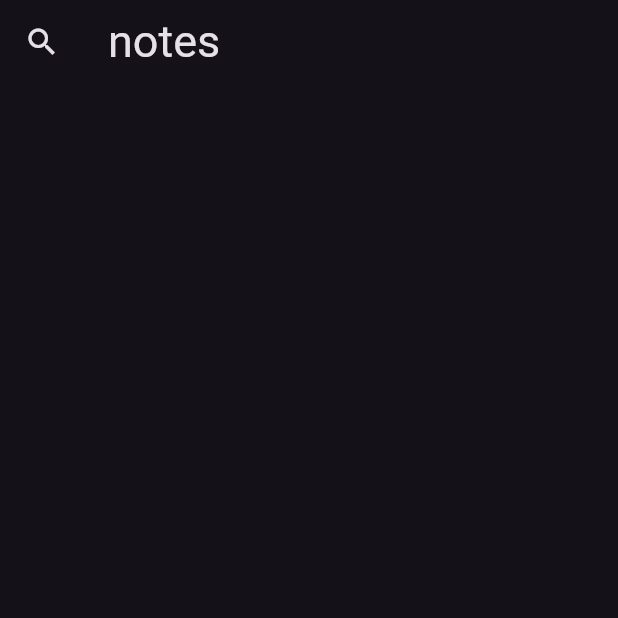
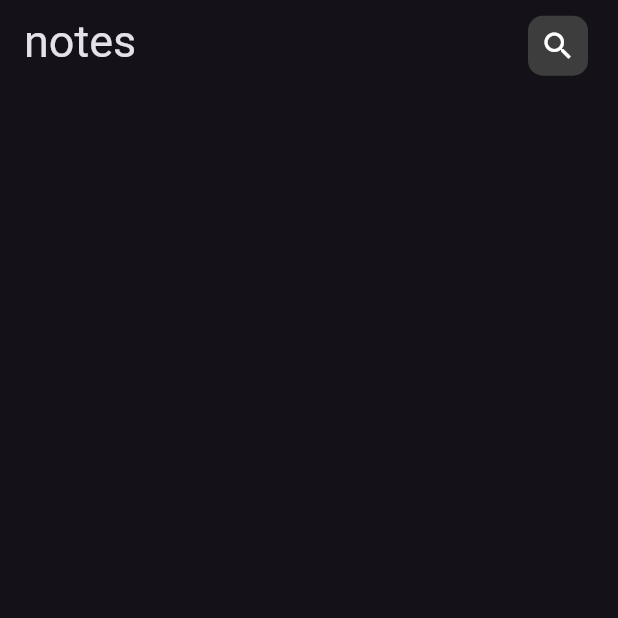
Before and after one commit to kerlosatef/NoteApp, a Flutter app: the screen it shows after launch, on a phone screen of 412 x 824 dp, the top half of it. Run offline on Flutter 3.47's test engine with Material 3 defaults, Android fonts, the phone set to English and light mode, and no system bars.

Commit message:
widget folder

```diff
--- a/lib/main.dart
+++ b/lib/main.dart
@@ -14,7 +14,7 @@ class MainApp extends StatelessWidget {
       debugShowCheckedModeBanner: false,
       theme: ThemeData.dark(),
       home: Scaffold(
-        body: Homepage(),
+        body: NotesView(),
       ),
     );
   }
--- a/lib/views/notes_view.dart
+++ b/lib/views/notes_view.dart
@@ -1,20 +1,13 @@
 import 'package:flutter/material.dart';
+import 'package:note/widget/notes_view_body.dart';
 
-class Homepage extends StatelessWidget {
-  const Homepage({super.key});
+class NotesView extends StatelessWidget {
+  const NotesView({super.key});
 
   @override
   Widget build(BuildContext context) {
     return Scaffold(
-      appBar: AppBar(
-        title: Text(
-          "notes",
-          style: TextStyle(
-            fontSize: 30,
-          ),
-        ),
-        leading: Icon(Icons.search),
-      ),
+      body: NotesViewBody(),
     );
   }
 }
--- /dev/null
+++ b/lib/widget/notes_view_body.dart
@@ -0,0 +1,33 @@
+import 'package:flutter/material.dart';
+
+class NotesViewBody extends StatelessWidget {
+  const NotesViewBody({super.key});
+
+  @override
+  Widget build(BuildContext context) {
+    return Scaffold(
+        appBar: AppBar(
+      title: Text(
+        "notes",
+        style: TextStyle(
+          fontSize: 30,
+        ),
+      ),
+      actions: [
+        Padding(
+          padding: const EdgeInsets.only(right: 20, top: 5),
+          child: Container(
+              height: 40,
+              width: 40,
+              decoration: BoxDecoration(
+                  color: Color(0xff3d3d3d),
+                  borderRadius: BorderRadius.circular(10)),
+              child: Icon(
+                Icons.search,
+                color: Colors.white,
+              )),
+        )
+      ],
+    ));
+  }
+}
```
